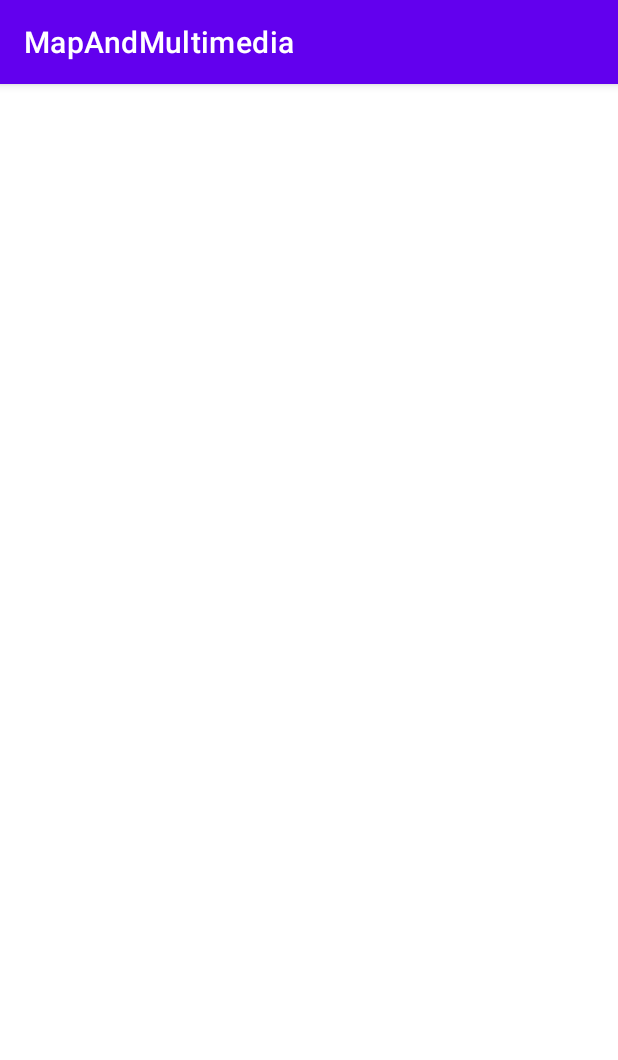
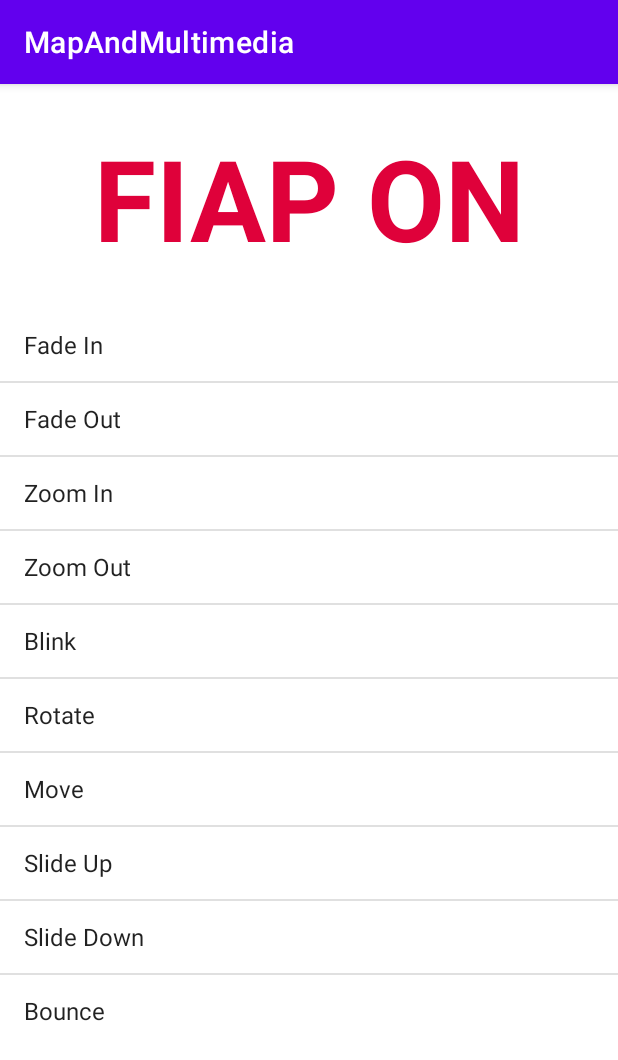
Before and after one commit to flavio-fgjj/MapAndMultimedia, an Android app: the AnimationActivity screen opened directly, with no data from a screen before it, on a phone screen of 412 x 824 dp. Shown: the top 1060 px of the screen. Run offline under Robolectric (Android 15) with nearby library versions, the light colour scheme and no system bars.

Commit message:
webView + animations + ViewImage

```diff
--- a/app/src/main/AndroidManifest.xml
+++ b/app/src/main/AndroidManifest.xml
@@ -18,6 +18,12 @@
         android:theme="@style/Theme.MapAndMultimedia"
         tools:targetApi="31">
         <activity
+            android:name=".UsandoWebView"
+            android:exported="false" />
+        <activity
+            android:name=".RecuperandoFotosActivity"
+            android:exported="false" />
+        <activity
             android:name=".AnimationActivity"
             android:exported="false" />
         <activity
--- a/app/src/main/java/com/example/mapandmultimedia/AnimationActivity.kt
+++ b/app/src/main/java/com/example/mapandmultimedia/AnimationActivity.kt
@@ -1,10 +1,18 @@
 package com.example.mapandmultimedia
 
+import android.annotation.SuppressLint
 import androidx.appcompat.app.AppCompatActivity
 import android.os.Bundle
+import android.view.animation.AnimationUtils
+import android.widget.AdapterView
+import android.widget.ArrayAdapter
+import com.example.mapandmultimedia.databinding.ActivityAnimationBinding
+
+@SuppressLint("StaticFieldLeak")
+private lateinit var binding: ActivityAnimationBinding
 
 class AnimationActivity : AppCompatActivity() {
-    internal var animations = arrayOf(
+    private var animations = arrayOf(
         "Fade In",
         "Fade Out",
         "Zoom In",
@@ -17,8 +25,31 @@ class AnimationActivity : AppCompatActivity() {
         "Bounce"
     )
 
+    private var animationIDs = intArrayOf(
+        R.anim.fade_in,
+        R.anim.fade_out,
+        R.anim.zoom_in,
+        R.anim.zoom_out,
+        R.anim.blink,
+        R.anim.rotate,
+        R.anim.move,
+        R.anim.slide_up,
+        R.anim.slide_down,
+        R.anim.bounce
+    )
+
     override fun onCreate(savedInstanceState: Bundle?) {
         super.onCreate(savedInstanceState)
-        setContentView(R.layout.activity_animation)
+        binding = ActivityAnimationBinding.inflate(layoutInflater)
+        setContentView(binding.root)
+
+        binding.lv.adapter = ArrayAdapter(this, android.R.layout.simple_list_item_1, animations)
+        binding.lv.onItemClickListener = AdapterView.OnItemClickListener { _, _, position, _ ->
+            val animation = AnimationUtils.loadAnimation(
+                this,
+                animationIDs[position]
+            )
+            binding.tv.startAnimation(animation)
+        }
     }
 }
--- a/app/src/main/res/anim/rotate.xml
+++ b/app/src/main/res/anim/rotate.xml
@@ -1,4 +1,11 @@
 <?xml version="1.0" encoding="utf-8"?>
-<set xmlns:android="http://schemas.android.com/apk/res/android">
-
+<set xmlns:android="http://schemas.android.com/apk/res/android"
+    android:fillAfter="true">
+    <translate android:duration="500"
+        android:fromXScale="1.0"
+        android:fromYScale="1.0"
+        android:interpolator="@android:anim/linear_interpolator"
+        android:toXScale="1.0"
+        android:toYScale="0.0"
+         />
 </set>
--- a/app/src/main/res/anim/slide_down.xml
+++ b/app/src/main/res/anim/slide_down.xml
@@ -1,4 +1,11 @@
 <?xml version="1.0" encoding="utf-8"?>
-<set xmlns:android="http://schemas.android.com/apk/res/android">
-
+<set xmlns:android="http://schemas.android.com/apk/res/android"
+    android:fillAfter="true">
+    <translate android:duration="500"
+        android:fromXScale="1.0"
+        android:fromYScale="0.0"
+        android:interpolator="@android:anim/linear_interpolator"
+        android:toXScale="1.0"
+        android:toYScale="1.0"
+        />
 </set>
--- a/app/src/main/res/anim/slide_up.xml
+++ b/app/src/main/res/anim/slide_up.xml
@@ -1,4 +1,11 @@
 <?xml version="1.0" encoding="utf-8"?>
-<set xmlns:android="http://schemas.android.com/apk/res/android">
-
+<set xmlns:android="http://schemas.android.com/apk/res/android"
+    android:fillAfter="true">
+    <translate android:duration="500"
+        android:fromXScale="1.0"
+        android:fromYScale="1.0"
+        android:interpolator="@android:anim/linear_interpolator"
+        android:toXScale="1.0"
+        android:toYScale="0.0"
+        />
 </set>
--- a/app/src/main/res/anim/zoom_in.xml
+++ b/app/src/main/res/anim/zoom_in.xml
@@ -1,4 +1,11 @@
 <?xml version="1.0" encoding="utf-8"?>
-<set xmlns:android="http://schemas.android.com/apk/res/android">
-
+<set xmlns:android="http://schemas.android.com/apk/res/android"
+    android:fillAfter="true">
+    <translate android:duration="500"
+        android:fromXScale="1.0"
+        android:fromYScale="0.0"
+        android:interpolator="@android:anim/linear_interpolator"
+        android:toXScale="1.0"
+        android:toYScale="1.0"
+        />
 </set>
--- a/app/src/main/res/anim/zoom_out.xml
+++ b/app/src/main/res/anim/zoom_out.xml
@@ -1,4 +1,12 @@
 <?xml version="1.0" encoding="utf-8"?>
-<set xmlns:android="http://schemas.android.com/apk/res/android">
-
+<set xmlns:android="http://schemas.android.com/apk/res/android"
+    android:fillAfter="true">
+    <translate android:duration="1000"
+        android:fromXScale="1.0"
+        android:fromYScale="1.0"
+        android:pivotX="50%"
+        android:pivotY="50%"
+        android:toXScale="0.5"
+        android:toYScale="0.5"
+        />
 </set>
--- a/app/src/main/res/layout/activity_animation.xml
+++ b/app/src/main/res/layout/activity_animation.xml
@@ -1,9 +1,28 @@
 <?xml version="1.0" encoding="utf-8"?>
-<androidx.constraintlayout.widget.ConstraintLayout xmlns:android="http://schemas.android.com/apk/res/android"
-    xmlns:app="http://schemas.android.com/apk/res-auto"
+<RelativeLayout xmlns:android="http://schemas.android.com/apk/res/android"
     xmlns:tools="http://schemas.android.com/tools"
+    android:id="@+id/activity_main"
     android:layout_width="match_parent"
     android:layout_height="match_parent"
     tools:context=".AnimationActivity">
 
-</androidx.constraintlayout.widget.ConstraintLayout>
+    <TextView
+        android:layout_width="match_parent"
+        android:layout_height="150dp"
+        android:id="@+id/tv"
+        android:textAlignment="center"
+        android:textSize="75dp"
+        android:text="FIAP ON"
+        android:textColor="#DF013A"
+        android:textStyle="bold"
+        android:paddingTop="25dp"
+        android:layout_alignParentTop="true"
+        android:layout_centerHorizontal="true" />
+
+    <ListView
+        android:layout_width="match_parent"
+        android:layout_height="wrap_content"
+        android:id="@+id/lv"
+        android:layout_below="@id/tv" />
+
+</RelativeLayout>
```
Also changed, not shown: app/build.gradle (+16 -8 lines), app/src/main/java/com/example/mapandmultimedia/MainActivity.kt (+23 -6 lines), app/src/main/java/com/example/mapandmultimedia/RecuperandoFotosActivity.kt (added, +44 -0 lines), app/src/main/java/com/example/mapandmultimedia/UsandoWebView.kt (added, +37 -0 lines), app/src/main/res/layout/activity_main.xml (+30 -10 lines), app/src/main/res/layout/activity_recuperando_fotos.xml (added, +80 -0 lines), app/src/main/res/layout/activity_usando_web_view.xml (added, +20 -0 lines).
